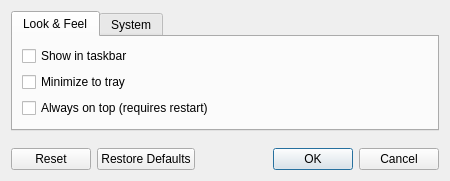
Qt form src/ui/settingsdialog.ui (medo64/QText) before a commit.
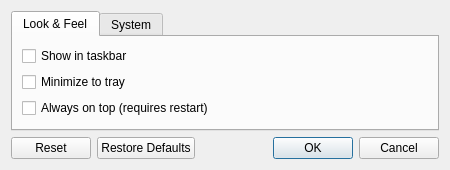
The same form after that commit.

Commit message: Settings dialog height update

Diff of the .ui file:
```diff
--- a/src/ui/settingsdialog.ui
+++ b/src/ui/settingsdialog.ui
@@ -7,7 +7,7 @@
     <x>0</x>
     <y>0</y>
     <width>450</width>
-    <height>181</height>
+    <height>158</height>
    </rect>
   </property>
   <property name="windowTitle">
```
